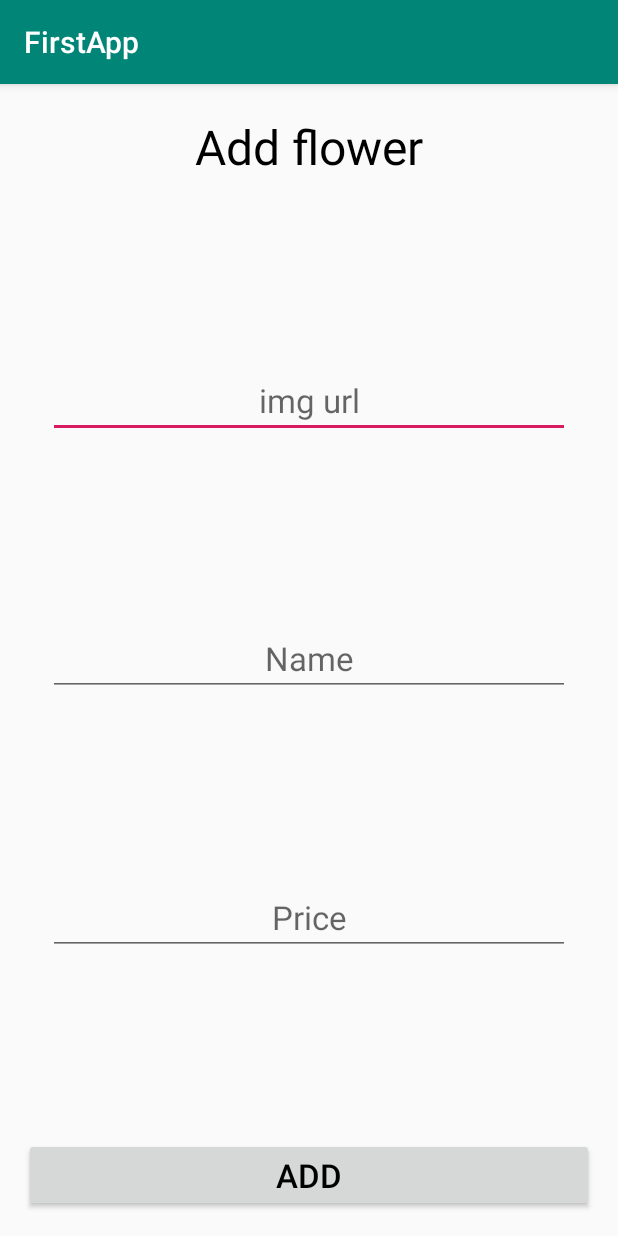
After one commit to devAlexanderKonopelko/TeachMeSkills-Android, an Android app: the AddFlowerActivity screen opened directly, with no data from a screen before it, on a phone screen of 412 x 824 dp. The commit adds this screen. Run offline under Robolectric (Android 15) with nearby library versions, the phone set to English and light mode, and no system bars.

Commit message:
Flowers App
Added Flwoers App and button to it. Used ViewModel, Fragments, singleton approach, etc.

```diff
--- a/FirstApp/app/build.gradle
+++ b/FirstApp/app/build.gradle
@@ -34,6 +34,8 @@ dependencies {
     implementation "androidx.lifecycle:lifecycle-livedata-ktx:$lifecycle_version"
     implementation "androidx.lifecycle:lifecycle-viewmodel-savedstate:$lifecycle_version"
 
+    implementation 'com.squareup.picasso:picasso:2.71828'
+
     implementation fileTree(dir: 'libs', include: ['*.jar'])
     implementation "org.jetbrains.kotlin:kotlin-stdlib-jdk7:$kotlin_version"
     implementation 'androidx.appcompat:appcompat:1.0.2'
--- a/FirstApp/app/src/main/AndroidManifest.xml
+++ b/FirstApp/app/src/main/AndroidManifest.xml
@@ -2,6 +2,9 @@
 <manifest xmlns:android="http://schemas.android.com/apk/res/android"
     xmlns:tools="http://schemas.android.com/tools"
     package="com.example.firstapp">
+
+    <uses-permission android:name="android.permission.INTERNET" />
+    <uses-permission android:name="android.permission.ACCESS_NETWORK_STATE" />
 
     <application
         android:allowBackup="true"
@@ -23,6 +26,9 @@
             </intent-filter>
         </activity>
         <activity android:name=".MainCoronavirusActivity" />
+        <activity android:name=".flowers.MainActivityFlowers" />
+        <activity android:name=".flowers.AddFlowerActivity" />
+        <activity android:name=".flowers.DetailsActivity" />
     </application>
 
 </manifest>
--- a/FirstApp/app/src/main/java/com/example/firstapp/MainActivity.kt
+++ b/FirstApp/app/src/main/java/com/example/firstapp/MainActivity.kt
@@ -25,5 +25,9 @@ class MainActivity : AppCompatActivity() {
             val newIntent = Intent(this, MainCoronavirusActivity::class.java)
             startActivity(newIntent)
         }
+        main_button_4.setOnClickListener {
+            val newIntent = Intent(this, com.example.firstapp.flowers.MainActivityFlowers::class.java)
+            startActivity(newIntent)
+        }
     }
 }
--- a/FirstApp/app/src/main/java/com/example/firstapp/MainCoronavirusActivity.kt
+++ b/FirstApp/app/src/main/java/com/example/firstapp/MainCoronavirusActivity.kt
@@ -16,6 +16,7 @@ class MainCoronavirusActivity : AppCompatActivity(), View.OnClickListener {
     override fun onCreate(savedInstanceState: Bundle?) {
         super.onCreate(savedInstanceState)
         setContentView(R.layout.activity_main_coronavirus)
+
         val model = ViewModelProvider(this).get(MyViewModel::class.java)
         lifecycle.addObserver(MyLifeObserver())
 
--- /dev/null
+++ b/FirstApp/app/src/main/java/com/example/firstapp/flowers/Flower.kt
@@ -0,0 +1,4 @@
+package com.example.firstapp.flowers
+
+data class Flower(val url: String?, val name: String?, val price: Double?) {
+}
--- /dev/null
+++ b/FirstApp/app/src/main/res/layout/add_flower_layout.xml
@@ -0,0 +1,68 @@
+<?xml version="1.0" encoding="utf-8"?>
+<androidx.constraintlayout.widget.ConstraintLayout xmlns:android="http://schemas.android.com/apk/res/android"
+    xmlns:app="http://schemas.android.com/apk/res-auto"
+    xmlns:tools="http://schemas.android.com/tools"
+    android:layout_width="match_parent"
+    android:layout_height="match_parent"
+    tools:context=".flowers.AddFlowerActivity">
+    <TextView
+        android:id="@+id/addFlowerTitle"
+        android:layout_width="wrap_content"
+        android:layout_height="wrap_content"
+        android:layout_marginTop="20dp"
+        android:text="@string/add_flower"
+        android:textSize="32sp"
+        android:textColor="@color/black"
+        app:layout_constraintLeft_toLeftOf="parent"
+        app:layout_constraintRight_toRightOf="parent"
+        app:layout_constraintTop_toTopOf="parent"/>
+
+    <EditText
+        android:id="@+id/imageUrl"
+        android:layout_width="match_parent"
+        android:layout_height="wrap_content"
+        android:layout_marginLeft="32dp"
+        android:layout_marginRight="32dp"
+        android:hint="@string/img_url"
+        android:textAlignment="center"
+        app:layout_constraintTop_toBottomOf="@+id/addFlowerTitle"
+        app:layout_constraintBottom_toTopOf="@id/editFlowerName"
+        app:layout_constraintLeft_toLeftOf="parent"
+        app:layout_constraintRight_toRightOf="parent"/>
+    <EditText
+        android:id="@+id/editFlowerName"
+        android:layout_width="match_parent"
+        android:layout_height="wrap_content"
+        android:layout_marginLeft="32dp"
+        android:layout_marginRight="32dp"
+        android:hint="@string/name"
+        android:textAlignment="center"
+        app:layout_constraintTop_toBottomOf="@id/imageUrl"
+        app:layout_constraintBottom_toTopOf="@id/editFlowerPrice"
+        app:layout_constraintLeft_toLeftOf="parent"
+        app:layout_constraintRight_toRightOf="parent"/>
+    <EditText
+        android:id="@+id/editFlowerPrice"
+        android:layout_width="match_parent"
+        android:layout_height="wrap_content"
+        android:inputType="numberDecimal"
+        android:layout_marginLeft="32dp"
+        android:layout_marginRight="32dp"
+        android:hint="@string/price"
+        android:textAlignment="center"
+        app:layout_constraintTop_toBottomOf="@id/editFlowerName"
+        app:layout_constraintBottom_toTopOf="@id/addFlowerToList"
+        app:layout_constraintLeft_toLeftOf="parent"
+        app:layout_constraintRight_toRightOf="parent"/>
+
+    <Button
+        android:id="@+id/addFlowerToList"
+        android:layout_width="match_parent"
+        android:layout_height="wrap_content"
+        android:layout_marginLeft="16dp"
+        android:layout_marginRight="16dp"
+        android:layout_marginBottom="16dp"
+        android:textColor="@color/black"
+        android:text="@string/add"
+        app:layout_constraintBottom_toBottomOf="parent"/>
+</androidx.constraintlayout.widget.ConstraintLayout>
--- a/FirstApp/app/src/main/res/values/strings.xml
+++ b/FirstApp/app/src/main/res/values/strings.xml
@@ -21,4 +21,15 @@
     <string name="refresh_data">Refresh Data</string>
     <string name="flags_and_animation">Flags and Animation</string>
     <string name="coronavirus_app">CoronaVirus App</string>
+    <string name="flowers_app">Flowers app</string>
+
+    <string name="add_flower">Add flower</string>
+    <string name="remove_2">Remove 2</string>
+    <string name="add_1">Add 1</string>
+    <string name="remove_1">Remove 1</string>
+    <string name="add_2">Add 2</string>
+    <string name="add">Add</string>
+    <string name="price">Price</string>
+    <string name="name">Name</string>
+    <string name="img_url">img url</string>
 </resources>
```
Also changed, not shown: FirstApp/app/src/main/java/com/example/firstapp/flowers/AddFlowerActivity.kt (added, +47 -0 lines), FirstApp/app/src/main/java/com/example/firstapp/flowers/DetailsActivity.kt (added, +25 -0 lines), FirstApp/app/src/main/java/com/example/firstapp/flowers/FlowersList.kt (added, +9 -0 lines), FirstApp/app/src/main/java/com/example/firstapp/flowers/FragmentBottom.kt (added, +42 -0 lines), FirstApp/app/src/main/java/com/example/firstapp/flowers/FragmentTop.kt (added, +43 -0 lines), FirstApp/app/src/main/java/com/example/firstapp/flowers/MainActivityFlowers.kt (added, +126 -0 lines), FirstApp/app/src/main/java/com/example/firstapp/flowers/MyViewModel.kt (added, +15 -0 lines), FirstApp/app/src/main/res/layout/activity_main.xml (+30 -18 lines), FirstApp/app/src/main/res/layout/activity_main_flower.xml (added, +82 -0 lines), FirstApp/app/src/main/res/layout/details_layout.xml (added, +37 -0 lines), FirstApp/app/src/main/res/layout/fragment_bottom_layout.xml (added, +39 -0 lines), FirstApp/app/src/main/res/layout/fragment_top_layout.xml (added, +38 -0 lines), FirstApp/app/src/main/res/drawable/backgroung_cov.jpg.
